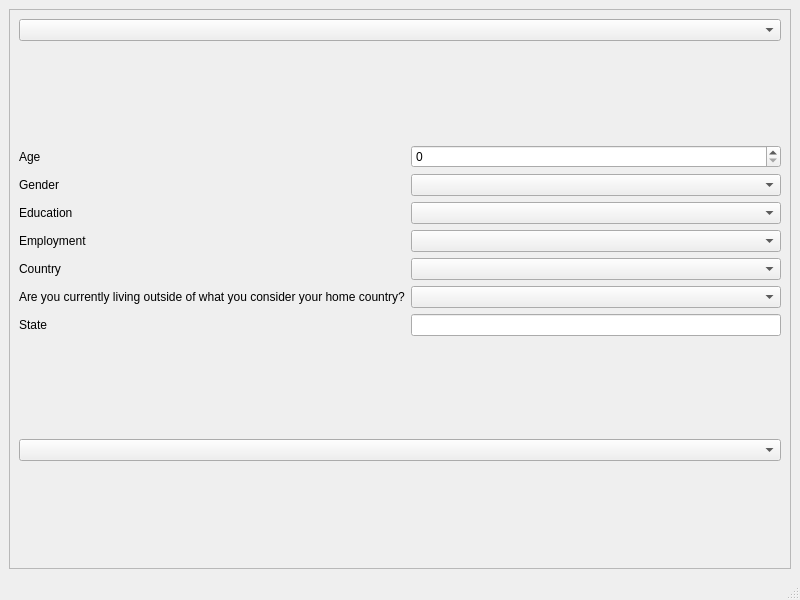
The window that src/ui/MainWindow.ui (LanceLi1416/CSC110-Final-Project) describes before a commit, drawn with Qt 5.
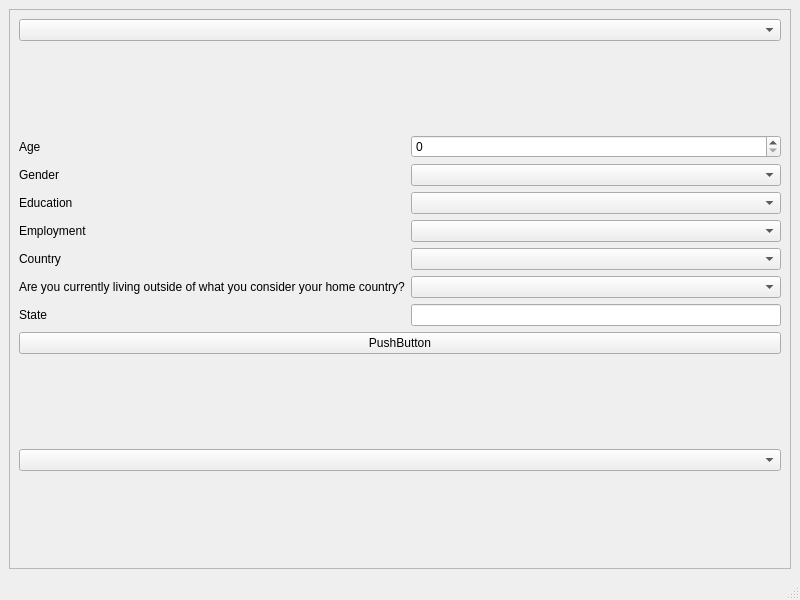
The same window after the commit. Custom widgets are drawn as their Qt base class.

Patch:
```diff
--- a/src/ui/MainWindow.ui
+++ b/src/ui/MainWindow.ui
@@ -13,6 +13,9 @@
   <property name="windowTitle">
    <string>MainWindow</string>
   </property>
+  <property name="styleSheet">
+   <string notr="true"/>
+  </property>
   <widget class="QWidget" name="centralwidget">
    <layout class="QGridLayout" name="gridLayout_2">
     <item row="0" column="0">
@@ -53,7 +56,11 @@
            </widget>
           </item>
           <item row="6" column="1">
-           <widget class="QLineEdit" name="lneState"/>
+           <widget class="QLineEdit" name="lneState">
+            <property name="styleSheet">
+             <string notr="true"/>
+            </property>
+           </widget>
           </item>
           <item row="1" column="0">
            <widget class="QLabel" name="lblGender">
@@ -97,7 +104,11 @@
            </widget>
           </item>
           <item row="1" column="1">
-           <widget class="QComboBox" name="cboGender"/>
+           <widget class="QComboBox" name="cboGender">
+            <property name="styleSheet">
+             <string notr="true"/>
+            </property>
+           </widget>
           </item>
           <item row="2" column="1">
            <widget class="QComboBox" name="cboEducation"/>
@@ -106,15 +117,33 @@
            <widget class="QComboBox" name="cboEmployment"/>
           </item>
           <item row="0" column="1">
-           <widget class="QSpinBox" name="spiAge"/>
+           <widget class="QSpinBox" name="spiAge">
+            <property name="styleSheet">
+             <string notr="true"/>
+            </property>
+           </widget>
           </item>
          </layout>
         </item>
+        <item>
+         <widget class="QPushButton" name="btnRun">
+          <property name="styleSheet">
+           <string notr="true"/>
+          </property>
+          <property name="text">
+           <string>PushButton</string>
+          </property>
+         </widget>
+        </item>
         <item>
          <widget class="PlotWidget" name="widget" native="true"/>
         </item>
         <item>
-         <widget class="QComboBox" name="comboBox_2"/>
+         <widget class="QComboBox" name="comboBox_2">
+          <property name="styleSheet">
+           <string notr="true"/>
+          </property>
+         </widget>
         </item>
         <item>
          <widget class="PlotWidget" name="widget_2" native="true"/>
```
Left out of the diff: 6 changed lines with no effect on the pictures.
